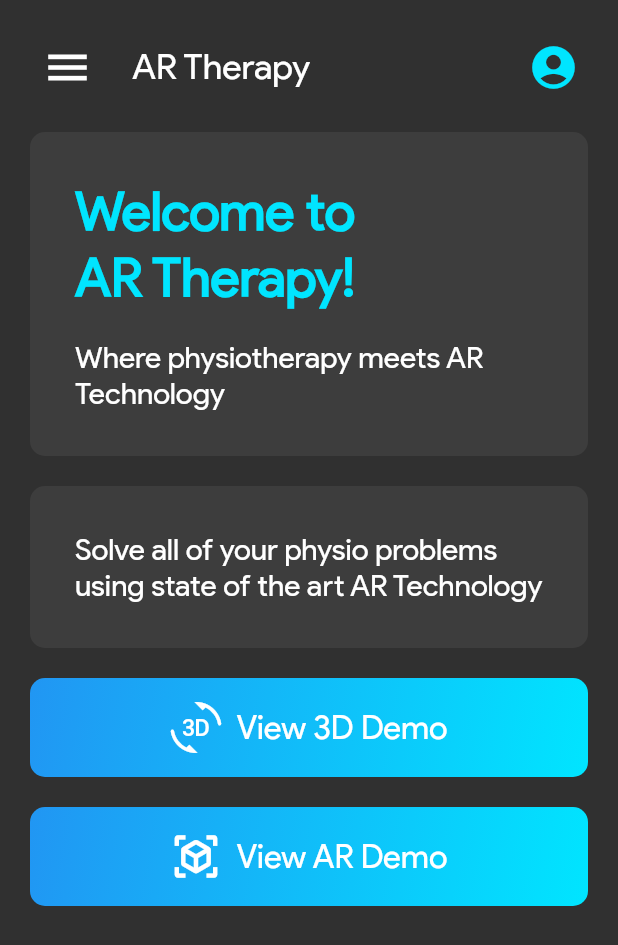
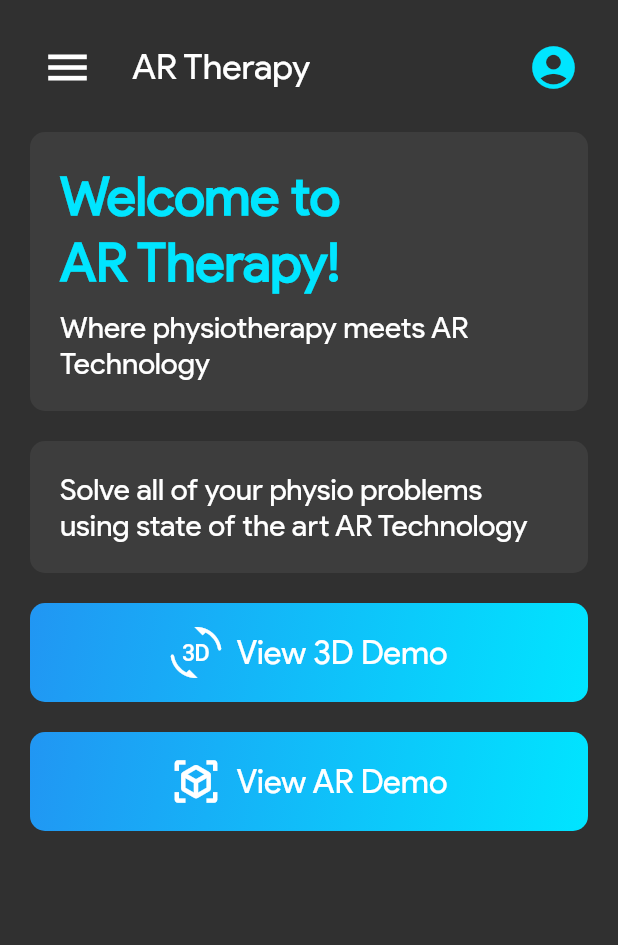
Before and after one commit to Harshit-Sonawala/ar_therapy, a Flutter app: the screen it shows after launch, on a phone screen of 412 x 824 dp. Shown: the top 945 px of the screen. Run offline on Flutter 3.47's test engine with Material 2 defaults, Android fonts, the light colour scheme and no system bars; missing offline and left inert: flutter_cube.

Commit message:
minor refactoring

```diff
--- a/lib/screens/home_screen.dart
+++ b/lib/screens/home_screen.dart
@@ -85,7 +85,7 @@ class _HomeScreenState extends State<HomeScreen> {
                 ),
                 const SizedBox(height: 20.0),
                 Container(
-                  padding: const EdgeInsets.all(30.0),
+                  padding: const EdgeInsets.all(20.0),
                   decoration: BoxDecoration(
                     color: const Color(0xff3d3d3d),
                     borderRadius: BorderRadius.circular(10),
@@ -97,7 +97,7 @@ class _HomeScreenState extends State<HomeScreen> {
                         'Welcome to\nAR Therapy!',
                         style: Theme.of(context).textTheme.headline1,
                       ),
-                      const SizedBox(height: 20.0),
+                      const SizedBox(height: 10.0),
                       Text(
                         'Where physiotherapy meets AR Technology',
                         style: Theme.of(context).textTheme.bodyText1,
@@ -107,7 +107,7 @@ class _HomeScreenState extends State<HomeScreen> {
                 ),
                 const SizedBox(height: 20),
                 Container(
-                  padding: const EdgeInsets.all(30.0),
+                  padding: const EdgeInsets.all(20.0),
                   decoration: BoxDecoration(
                     color: const Color(0xff3d3d3d),
                     borderRadius: BorderRadius.circular(10),
--- a/pubspec.yaml
+++ b/pubspec.yaml
@@ -57,9 +57,7 @@ flutter:
   uses-material-design: true
 
   assets:
-    - assets/3D models/male_low_poly.obj
-    - assets/3D models/Humano_01Business_01_30K.obj
-    - assets/3D models/snow_v04.obj
+    - assets/3D models/
 
   fonts:
     - family: Montserrat
```
Also changed, not shown: lib/screens/demo_screen_3d.dart (+8 -2 lines), 2 other files.
